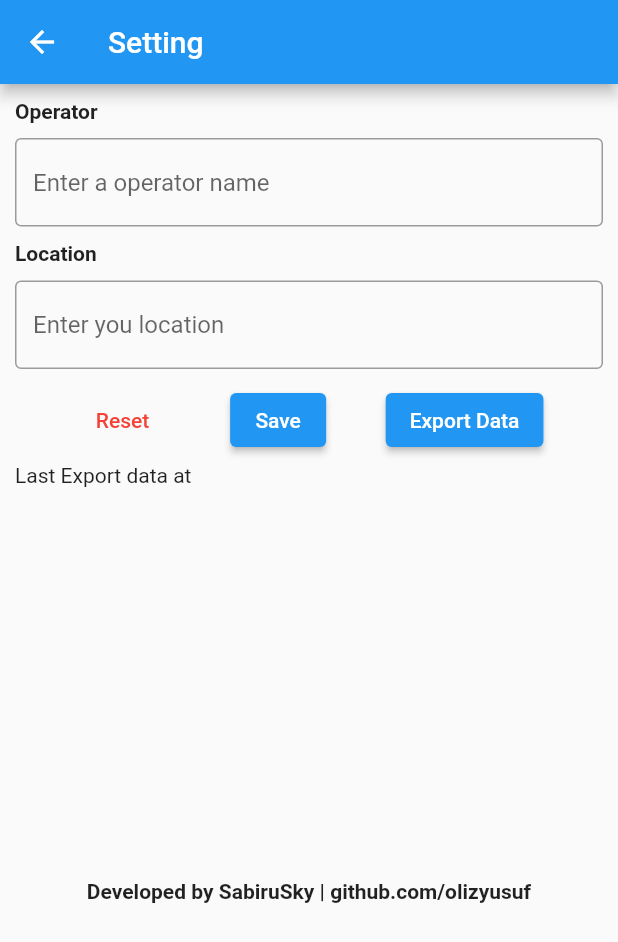
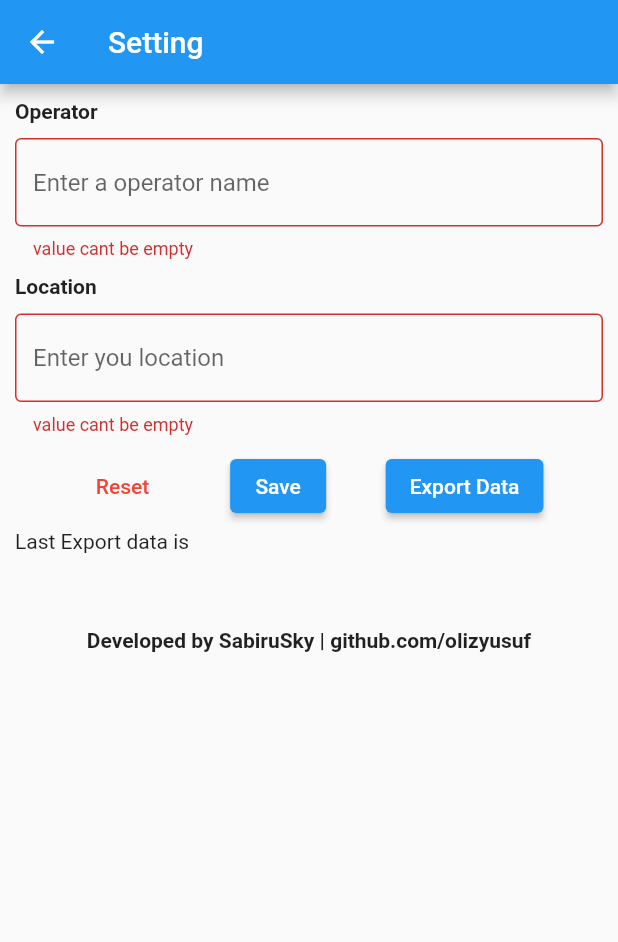
Before and after one commit to olizyusuf/stockopane_ssr, a Flutter app: the SettingScreen screen opened by its route, after a tap on "Save", on a phone screen of 412 x 824 dp. Shown: the top 942 px of the screen. Run offline on Flutter 3.47's test engine with Material 2 defaults, Android fonts, the phone set to English and light mode, and no system bars; our stand-ins replace permission_handler; missing offline and left inert: flutter_barcode_scanner.

Commit message:
add warning if empty fill and add new information after export.

```diff
--- a/lib/provider/stock_provider.dart
+++ b/lib/provider/stock_provider.dart
@@ -14,6 +14,7 @@ class StockProvider with ChangeNotifier {
 
   late String operatorName;
   late String locationName;
+  bool validateFill = false;
   String dateNow = ' ';
 
   FocusNode focusCode = FocusNode();
@@ -31,6 +32,11 @@ class StockProvider with ChangeNotifier {
     masterData.clear();
     cOperator.clear();
     cLocation.clear();
+    notifyListeners();
+  }
+
+  void validate(bool validateText) {
+    validateFill = validateText;
     notifyListeners();
   }
 
@@ -69,8 +75,7 @@ class StockProvider with ChangeNotifier {
     Directory? directory;
     DateTime now = DateTime.now();
     String formattedDate = DateFormat('ddMMyyyy-HH:mm').format(now);
-    String lastExport = DateFormat('dd/MM/yyy HH:mm').format(now);
-    dateNow = lastExport;
+
     try {
       if (await _reqPermission(Permission.storage)) {
         directory = await getExternalStorageDirectory();
@@ -83,7 +88,7 @@ class StockProvider with ChangeNotifier {
               '${masterData[i]['code']},${masterData[i]['qty']}\n',
               mode: FileMode.writeOnlyAppend);
         }
-        debugPrint(file.readAsStringSync());
+        dateNow = '${operatorName}_${location}_$formattedDate.txt';
       }
     } catch (e) {
       debugPrint(e.toString());
--- a/lib/screen/home_screen.dart
+++ b/lib/screen/home_screen.dart
@@ -54,7 +54,7 @@ class HomeScreen extends StatelessWidget {
                     ],
                   );
                 },
-              ).then((value) => print(value));
+              ).then((value) => value);
               return false;
             },
             child: Container(
--- a/lib/screen/setting_screen.dart
+++ b/lib/screen/setting_screen.dart
@@ -13,7 +13,8 @@ class SettingScreen extends StatelessWidget {
       appBar: AppBar(
         title: const Text('Setting'),
       ),
-      body: Container(
+      body: SingleChildScrollView(
+        child: Container(
           padding: const EdgeInsets.all(10),
           child: Column(
             crossAxisAlignment: CrossAxisAlignment.start,
@@ -27,9 +28,11 @@ class SettingScreen extends StatelessWidget {
               ),
               TextField(
                 controller: stockProvider.cOperator,
-              decoration: const InputDecoration(
-                border: OutlineInputBorder(),
+                decoration: InputDecoration(
+                  border: const OutlineInputBorder(),
                   hintText: 'Enter a operator name',
+                  errorText:
+                      stockProvider.validateFill ? 'value cant be empty' : null,
                 ),
               ),
               const SizedBox(
@@ -44,9 +47,11 @@ class SettingScreen extends StatelessWidget {
               ),
               TextField(
                 controller: stockProvider.cLocation,
-              decoration: const InputDecoration(
-                border: OutlineInputBorder(),
+                decoration: InputDecoration(
+                  border: const OutlineInputBorder(),
                   hintText: 'Enter you location',
+                  errorText:
+                      stockProvider.validateFill ? 'value cant be empty' : null,
                 ),
               ),
               const SizedBox(
@@ -95,8 +100,16 @@ class SettingScreen extends StatelessWidget {
                       )),
                   ElevatedButton(
                       onPressed: () {
-                      stockProvider.operatorName = stockProvider.cOperator.text;
-                      stockProvider.locationName = stockProvider.cLocation.text;
+                        if (stockProvider.cOperator.text.isNotEmpty &&
+                            stockProvider.cLocation.text.isNotEmpty) {
+                          stockProvider.operatorName =
+                              stockProvider.cOperator.text;
+                          stockProvider.locationName =
+                              stockProvider.cLocation.text;
+                          stockProvider.validate(false);
+                        } else {
+                          stockProvider.validate(true);
+                        }
                       },
                       child: const Text('Save')),
                   ElevatedButton(
@@ -126,13 +139,19 @@ class SettingScreen extends StatelessWidget {
                             ],
                           );
                         },
-                    ).then((value) {
+                      ).then((value) async {
                         if (value) {
                           if (stockProvider.cOperator.text.isNotEmpty &&
                               stockProvider.cLocation.text.isNotEmpty) {
-                          stockProvider.exportData(stockProvider.operatorName,
+                            await stockProvider.exportData(
+                                stockProvider.operatorName,
                                 stockProvider.locationName);
+                            stockProvider.validate(false);
+                          } else {
+                            stockProvider.validate(true);
                           }
+                        } else {
+                          stockProvider.validate(false);
                         }
                       });
                     },
@@ -143,9 +162,8 @@ class SettingScreen extends StatelessWidget {
               const SizedBox(
                 height: 5,
               ),
-            Text('Last Export data at ${stockProvider.dateNow}'),
-            Expanded(
-              child: Container(
+              Text('Last Export data is ${stockProvider.dateNow}'),
+              Container(
                 margin: const EdgeInsets.only(top: 50),
                 alignment: Alignment.center,
                 child: const Text(
@@ -153,8 +171,8 @@ class SettingScreen extends StatelessWidget {
                   style: TextStyle(fontWeight: FontWeight.bold),
                 ),
               ),
-            )
             ],
+          ),
         ),
       ),
     );
```
Lines whose indentation alone changed are shown as unchanged.
